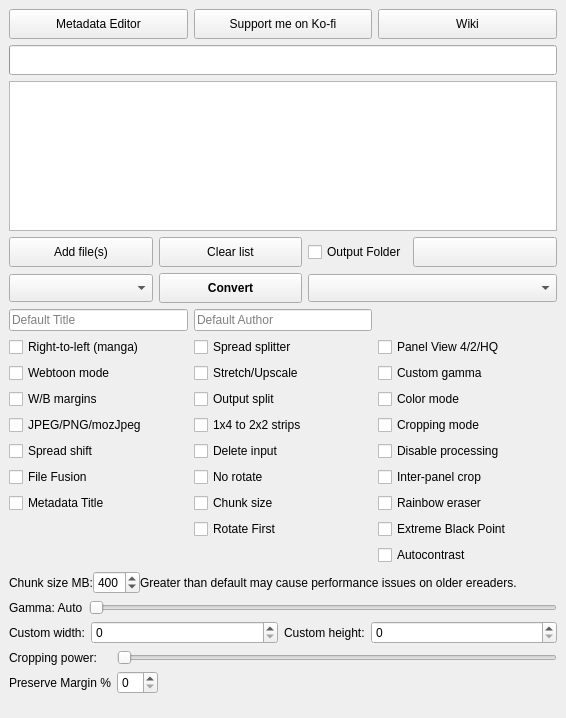
ciromattia/kcc, file gui/KCC.ui: the form before one commit.
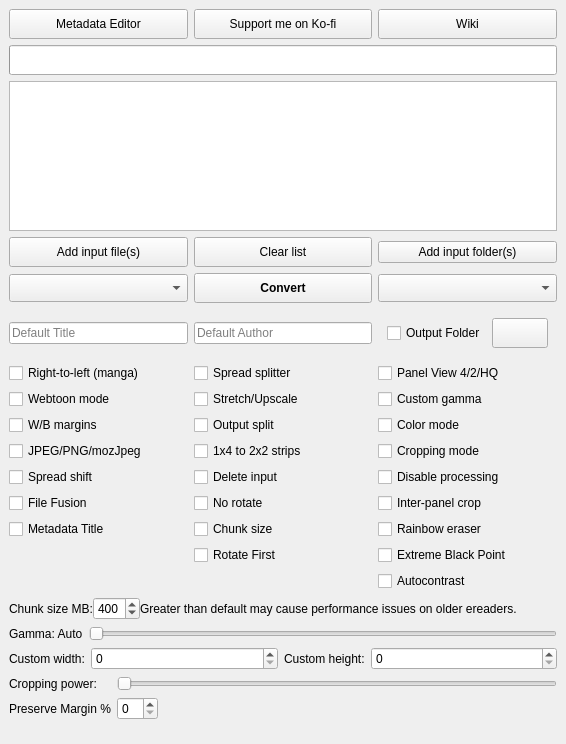
The form after the commit. Icons and pictures are not drawn.

Commit message: input folder multiselect (#1195)

Patch:
```diff
--- a/gui/KCC.ui
+++ b/gui/KCC.ui
@@ -348,6 +348,51 @@
          </property>
         </widget>
        </item>
+       <item row="0" column="2">
+        <widget class="QWidget" name="outputFolderWidget" native="true">
+         <layout class="QHBoxLayout" name="horizontalLayout_3">
+          <item>
+           <widget class="QCheckBox" name="defaultOutputFolderBox">
+            <property name="sizePolicy">
+             <sizepolicy hsizetype="Fixed" vsizetype="Fixed">
+              <horstretch>0</horstretch>
+              <verstretch>0</verstretch>
+             </sizepolicy>
+            </property>
+            <property name="toolTip">
+             <string>&lt;html&gt;&lt;head/&gt;&lt;body&gt;&lt;p&gt;&lt;span style=&quot; font-weight:600; text-decoration: underline;&quot;&gt;Unchecked - next to source&lt;br/&gt;&lt;/span&gt;Place output files next to source files&lt;/p&gt;&lt;p&gt;&lt;span style=&quot; font-weight:600; text-decoration: underline;&quot;&gt;Indeterminate - folder next to source&lt;br/&gt;&lt;/span&gt;Place output files in a folder next to source files&lt;/p&gt;&lt;p&gt;&lt;span style=&quot; font-weight:600; text-decoration: underline;&quot;&gt;Checked - Custom&lt;br/&gt;&lt;/span&gt;Place output files in custom directory specified by right button&lt;/p&gt;&lt;/body&gt;&lt;/html&gt;</string>
+            </property>
+            <property name="text">
+             <string>Output Folder</string>
+            </property>
+            <property name="tristate">
+             <bool>true</bool>
+            </property>
+           </widget>
+          </item>
+          <item>
+           <widget class="QPushButton" name="defaultOutputFolderButton">
+            <property name="minimumSize">
+             <size>
+              <width>0</width>
+              <height>30</height>
+             </size>
+            </property>
+            <property name="toolTip">
+             <string>&lt;html&gt;&lt;head/&gt;&lt;body&gt;&lt;p&gt;Use this to select the default output directory.&lt;/p&gt;&lt;/body&gt;&lt;/html&gt;</string>
+            </property>
+            <property name="text">
+             <string/>
+            </property>
+            <property name="icon">
+             <iconset resource="KCC.qrc">
+              <normaloff>:/Other/icons/folder_new.png</normaloff>:/Other/icons/folder_new.png</iconset>
+            </property>
+           </widget>
+          </item>
+         </layout>
+        </widget>
+       </item>
       </layout>
      </widget>
     </item>
@@ -747,7 +792,7 @@
           <string>&lt;html&gt;&lt;head/&gt;&lt;body&gt;&lt;p style='white-space:pre'&gt;Add CBR, CBZ, CB7 or PDF file to queue.&lt;/p&gt;&lt;/body&gt;&lt;/html&gt;</string>
          </property>
          <property name="text">
-          <string>Add file(s)</string>
+          <string>Add input file(s)</string>
          </property>
          <property name="icon">
           <iconset resource="KCC.qrc">
@@ -755,46 +800,21 @@
          </property>
         </widget>
        </item>
-       <item row="0" column="5">
-        <widget class="QPushButton" name="defaultOutputFolderButton">
-         <property name="minimumSize">
-          <size>
-           <width>0</width>
-           <height>30</height>
-          </size>
-         </property>
-         <property name="toolTip">
-          <string>&lt;html&gt;&lt;head/&gt;&lt;body&gt;&lt;p&gt;Use this to select the default output directory.&lt;/p&gt;&lt;/body&gt;&lt;/html&gt;</string>
-         </property>
-         <property name="text">
-          <string/>
-         </property>
-         <property name="icon">
-          <iconset resource="KCC.qrc">
-           <normaloff>:/Other/icons/folder_new.png</normaloff>:/Other/icons/folder_new.png</iconset>
-         </property>
-        </widget>
-       </item>
        <item row="0" column="4">
-        <widget class="QCheckBox" name="defaultOutputFolderBox">
-         <property name="sizePolicy">
-          <sizepolicy hsizetype="Fixed" vsizetype="Fixed">
-           <horstretch>0</horstretch>
-           <verstretch>0</verstretch>
-          </sizepolicy>
-         </property>
+        <widget class="QPushButton" name="directoryButton">
          <property name="toolTip">
-          <string>&lt;html&gt;&lt;head/&gt;&lt;body&gt;&lt;p&gt;&lt;span style=&quot; font-weight:600; text-decoration: underline;&quot;&gt;Unchecked - next to source&lt;br/&gt;&lt;/span&gt;Place output files next to source files&lt;/p&gt;&lt;p&gt;&lt;span style=&quot; font-weight:600; text-decoration: underline;&quot;&gt;Indeterminate - folder next to source&lt;br/&gt;&lt;/span&gt;Place output files in a folder next to source files&lt;/p&gt;&lt;p&gt;&lt;span style=&quot; font-weight:600; text-decoration: underline;&quot;&gt;Checked - Custom&lt;br/&gt;&lt;/span&gt;Place output files in custom directory specified by right button&lt;/p&gt;&lt;/body&gt;&lt;/html&gt;</string>
+          <string>&lt;html&gt;&lt;head/&gt;&lt;body&gt;&lt;p style='white-space:pre'&gt;Add directory containing JPG, PNG or GIF files to queue.&lt;br/&gt;&lt;span style=&quot; font-weight:600;&quot;&gt;CBR, CBZ and CB7 files inside will not be processed!&lt;/span&gt;&lt;/p&gt;&lt;/body&gt;&lt;/html&gt;</string>
          </property>
          <property name="text">
-          <string>Output Folder</string>
+          <string>Add input folder(s)</string>
          </property>
-         <property name="tristate">
-          <bool>true</bool>
+         <property name="icon">
+          <iconset resource="KCC.qrc">
+           <normaloff>:/Other/icons/folder_new.png</normaloff>:/Other/icons/folder_new.png</iconset>
          </property>
         </widget>
        </item>
-       <item row="1" column="4" colspan="2">
+       <item row="1" column="4">
         <widget class="QComboBox" name="formatBox">
          <property name="minimumSize">
           <size>
@@ -811,10 +831,9 @@
       <zorder>clearButton</zorder>
       <zorder>deviceBox</zorder>
       <zorder>convertButton</zorder>
-      <zorder>formatBox</zorder>
-      <zorder>defaultOutputFolderButton</zorder>
       <zorder>fileButton</zorder>
-      <zorder>defaultOutputFolderBox</zorder>
+      <zorder>directoryButton</zorder>
+      <zorder>formatBox</zorder>
      </widget>
     </item>
     <item row="6" column="0">
```
Left out of the diff: 3 changed lines with no effect on the pictures. The commit also changes 2 other files.
